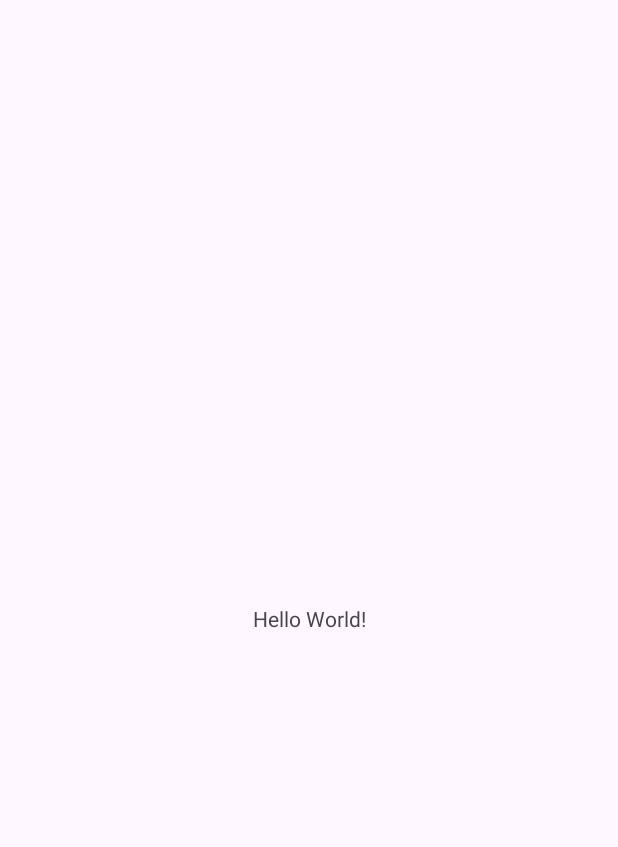
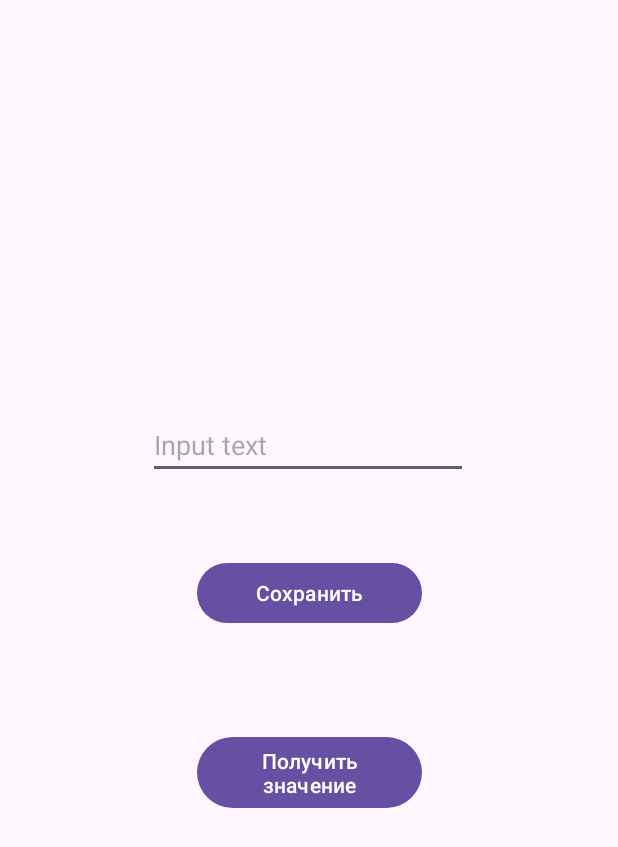
Before and after one commit to N1ph1l1m/android_saveData, an Android app: the screen it shows after launch (MainActivity), on a phone screen of 412 x 824 dp. Before the commit the part shown is almost empty. Shown: the top 847 px of the screen. Run offline under Robolectric (Android 15) with nearby library versions, the phone set to English and light mode, and no system bars.

```diff
--- a/app/src/main/java/com/example/databaseroom/MainActivity.java
+++ b/app/src/main/java/com/example/databaseroom/MainActivity.java
@@ -2,13 +2,40 @@ package com.example.databaseroom;
 
 import androidx.appcompat.app.AppCompatActivity;
 
+import android.content.SharedPreferences;
 import android.os.Bundle;
+import android.view.View;
+import android.widget.EditText;
+import android.widget.TextView;
 
 public class MainActivity extends AppCompatActivity {
+
+
+    private SharedPreferences pref;
+    private EditText editSave;
+    private final String setKey = "save_key";
+    private TextView getText;
 
     @Override
     protected void onCreate(Bundle savedInstanceState) {
         super.onCreate(savedInstanceState);
         setContentView(R.layout.activity_main);
+        init();
+        getText = findViewById(R.id.getTextView);
+    }
+
+    public void save(View view) {
+        SharedPreferences.Editor edit = pref.edit();
+        edit.putString(setKey, editSave.getText().toString());
+        edit.apply();
+    }
+
+    public void get(View view) {
+        getText.setText(pref.getString(setKey,"Text"));
+    }
+
+    private void init(){
+        pref = getSharedPreferences("Test" , MODE_PRIVATE);
+        editSave = findViewById(R.id.editText);
     }
 }
--- a/app/src/main/res/layout/activity_main.xml
+++ b/app/src/main/res/layout/activity_main.xml
@@ -6,12 +6,51 @@
     android:layout_height="match_parent"
     tools:context=".MainActivity">
 
-    <TextView
+
+    <EditText
+        android:id="@+id/editText"
         android:layout_width="wrap_content"
         android:layout_height="wrap_content"
-        android:text="Hello World!"
-        app:layout_constraintBottom_toBottomOf="parent"
+        android:layout_marginTop="96dp"
+        android:ems="10"
+        android:inputType="text"
+        android:hint="Input text"
         app:layout_constraintEnd_toEndOf="parent"
+        app:layout_constraintHorizontal_bias="0.497"
+        app:layout_constraintStart_toStartOf="parent"
+        app:layout_constraintTop_toBottomOf="@+id/getTextView" />
+
+    <Button
+        android:id="@+id/buttonSave"
+        android:layout_width="150dp"
+        android:layout_height="wrap_content"
+
+        android:layout_marginTop="52dp"
+        android:onClick="save"
+        android:text="@string/save"
+        app:layout_constraintEnd_toEndOf="parent"
+        app:layout_constraintStart_toStartOf="parent"
+        app:layout_constraintTop_toBottomOf="@+id/editText" />
+
+    <Button
+        android:id="@+id/buttonGet"
+        android:layout_width="150dp"
+        android:layout_height="wrap_content"
+        android:layout_marginTop="68dp"
+        android:onClick="get"
+        android:text="@string/get"
+        app:layout_constraintEnd_toEndOf="parent"
+        app:layout_constraintStart_toStartOf="parent"
+        app:layout_constraintTop_toBottomOf="@+id/buttonSave" />
+
+    <TextView
+        android:id="@+id/getTextView"
+        android:layout_width="wrap_content"
+        android:layout_height="wrap_content"
+        android:layout_marginTop="124dp"
+        android:textSize="40dp"
+        app:layout_constraintEnd_toEndOf="parent"
+        app:layout_constraintHorizontal_bias="0.498"
         app:layout_constraintStart_toStartOf="parent"
         app:layout_constraintTop_toTopOf="parent" />
 
--- a/app/src/main/res/values/strings.xml
+++ b/app/src/main/res/values/strings.xml
@@ -1,3 +1,6 @@
 <resources>
     <string name="app_name">databaseRoom</string>
+    <string name="save">Сохранить</string>
+    <string name="get">Получить значение </string>
+
 </resources>
```
